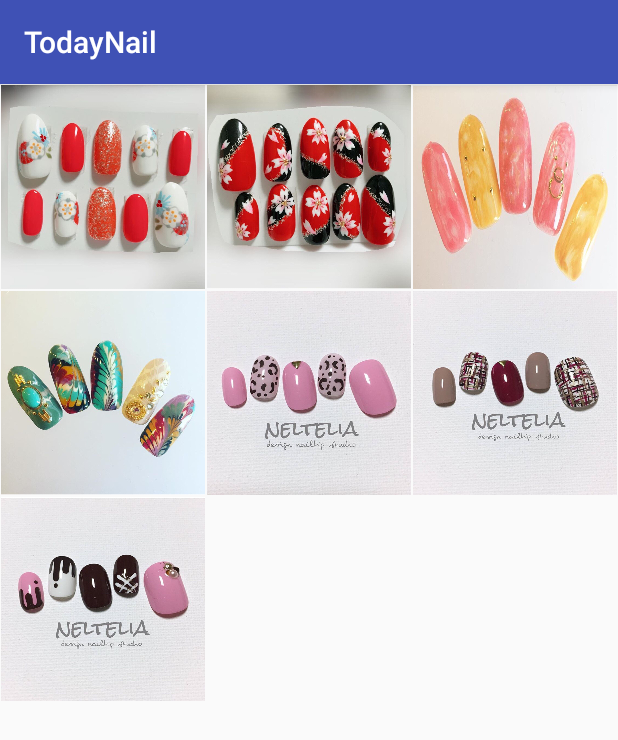
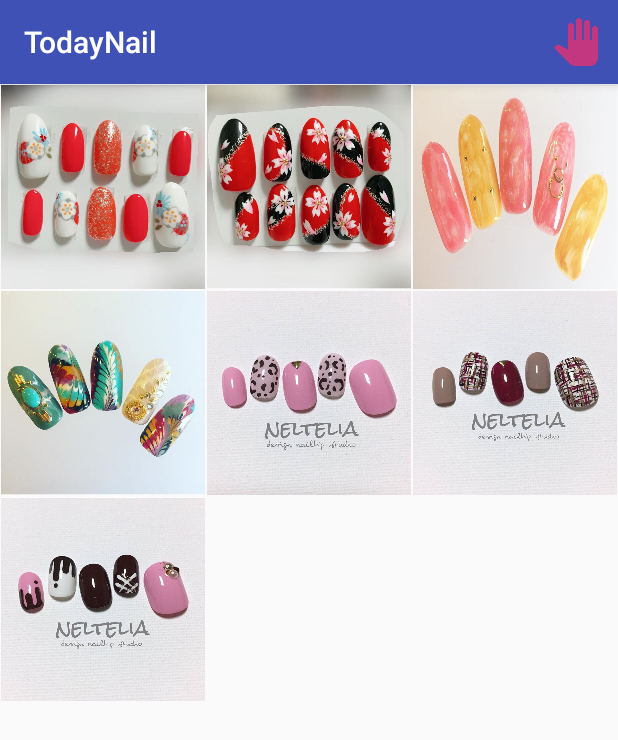
Before and after one commit to cbpprinter/TodayNail, an Android app: the screen it shows after launch (MainActivity), on a phone screen of 412 x 824 dp. Shown: the top 740 px of the screen. Run offline under Robolectric (Android 15) with nearby library versions, the phone set to English and light mode, and no system bars.

Commit message:
상단 네일 생성 버튼 추가 / 탭호스트 메뉴명 변경

```diff
--- a/app/src/main/java/com/tt/todaynail/MainActivity.java
+++ b/app/src/main/java/com/tt/todaynail/MainActivity.java
@@ -4,6 +4,8 @@ import android.content.Context;
 import android.support.v7.app.AppCompatActivity;
 import android.os.Bundle;
 import android.util.DisplayMetrics;
+import android.view.Menu;
+import android.view.MenuItem;
 import android.view.View;
 import android.view.ViewGroup;
 import android.widget.AdapterView;
@@ -35,7 +37,7 @@ public class MainActivity extends AppCompatActivity {
 
         TabHost.TabSpec tab1 = tabHost.newTabSpec("tab1");
         tab1.setContent(R.id.tab1);
-        tab1.setIndicator("-TAB1-");
+        tab1.setIndicator(getString(R.string.tab1));
         GridView gridview = (GridView) findViewById(R.id.gridView1);
         gridview.setAdapter(new ImageAdapter(this));
         gridview.setOnItemClickListener(gridviewOnItemClickListener);
@@ -45,11 +47,11 @@ public class MainActivity extends AppCompatActivity {
 
         TabHost.TabSpec tab2 = tabHost.newTabSpec("tab2");
         tab2.setContent(R.id.tab2);
-        tab2.setIndicator("-TAB2-");
+        tab2.setIndicator(getString(R.string.tab2));
 
         TabHost.TabSpec tab3 = tabHost.newTabSpec("tab3");
         tab3.setContent(R.id.tab3);
-        tab3.setIndicator("-TAB3-");
+        tab3.setIndicator(getString(R.string.tab3));
 
         tabHost.addTab(tab1);
         tabHost.addTab(tab2);
@@ -104,4 +106,19 @@ public class MainActivity extends AppCompatActivity {
             return imageView;
         }
     }
+
+    @Override
+    public boolean onCreateOptionsMenu(Menu menu) {
+       getMenuInflater().inflate(R.menu.menu, menu);
+        return true;
+    }
+
+    @Override
+    public boolean onOptionsItemSelected(MenuItem item) {
+        int id = item.getItemId();
+        if (id == R.id.btn_camera){
+            return true;
+        }
+        return super.onOptionsItemSelected(item);
+    }
 }
--- /dev/null
+++ b/app/src/main/res/menu/menu.xml
@@ -0,0 +1,12 @@
+<?xml version="1.0" encoding="utf-8"?>
+<menu xmlns:android="http://schemas.android.com/apk/res/android"
+    xmlns:app="http://schemas.android.com/apk/res-auto"
+    xmlns:tools="http://schemas.android.com/tools"
+    tools:context=".MainActivity">
+
+    <item
+        android:id="@+id/btn_camera"
+        android:title="CAMERA"
+        android:icon="@drawable/ic_action_scan"
+        app:showAsAction="always" />
+</menu>
--- a/app/src/main/res/values/strings.xml
+++ b/app/src/main/res/values/strings.xml
@@ -1,3 +1,6 @@
 <resources>
     <string name="app_name">TodayNail</string>
+    <string name="tab1">도안 사진</string>
+    <string name="tab2">업체 목록</string>
+    <string name="tab3">예약 현황</string>
 </resources>
```
Also changed, not shown: app/src/main/res/drawable-hdpi/ic_action_scan.png (added), app/src/main/res/drawable-mdpi/ic_action_scan.png (added), app/src/main/res/drawable-xhdpi/ic_action_scan.png (added), app/src/main/res/drawable-xxhdpi/ic_action_scan.png (added).
